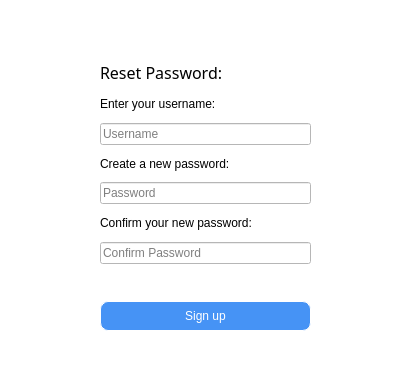
Qt form ui_files/authentication/test_reset_pw.ui (christianfoster2025/messaging_project) before a commit.
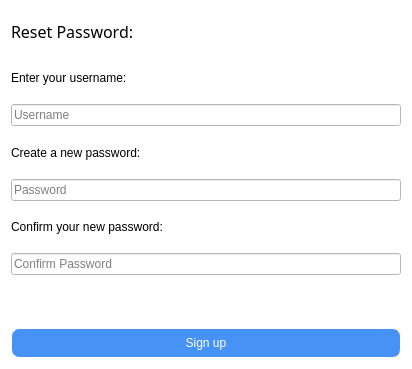
The same form after that commit.

The edit to the form file:
```diff
--- a/ui_files/authentication/test_reset_pw.ui
+++ b/ui_files/authentication/test_reset_pw.ui
@@ -1,13 +1,13 @@
 <?xml version="1.0" encoding="UTF-8"?>
 <ui version="4.0">
- <class>MainWindow</class>
- <widget class="QMainWindow" name="MainWindow">
+ <class>Dialog</class>
+ <widget class="QDialog" name="Dialog">
   <property name="geometry">
    <rect>
     <x>0</x>
     <y>0</y>
     <width>412</width>
-    <height>368</height>
+    <height>369</height>
    </rect>
   </property>
   <property name="windowTitle">
@@ -18,16 +18,8 @@
 font: 12pt &quot;Franklin Gothic Book&quot;;
 background-color:white;</string>
   </property>
-  <widget class="QWidget" name="centralwidget">
-   <widget class="QWidget" name="verticalLayoutWidget">
-    <property name="geometry">
-     <rect>
-      <x>100</x>
-      <y>60</y>
-      <width>211</width>
-      <height>271</height>
-     </rect>
-    </property>
+  <layout class="QVBoxLayout" name="verticalLayout_2">
+   <item>
     <layout class="QVBoxLayout" name="verticalLayout">
      <item>
       <widget class="QLabel" name="label">
@@ -124,8 +116,8 @@
       </widget>
      </item>
     </layout>
-   </widget>
-  </widget>
+   </item>
+  </layout>
  </widget>
  <resources/>
  <connections/>
```
Left out of the diff: 5 changed lines with no effect on the pictures.
